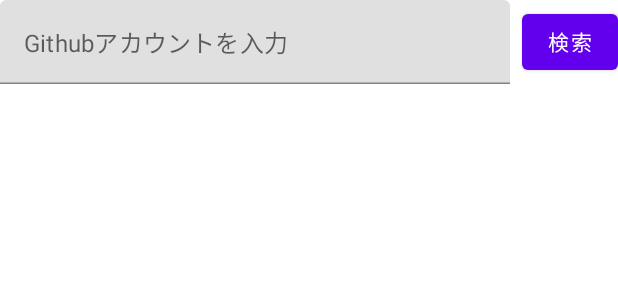
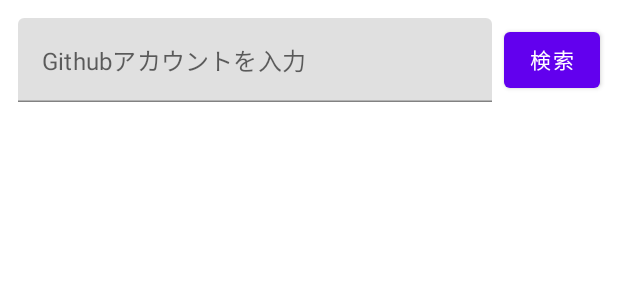
Before and after one commit to Luecy1/ComposeMvvm, an Android app built with Jetpack Compose: the @Preview function PreviewSearchView, on a phone screen of 412 x 824 dp. Shown: the top 300 px of the screen. Run offline under Robolectric (Android 15) with nearby library versions, the phone set to English and light mode, and no system bars; our stand-ins replace Timber.

Commit message:
add padding

```diff
--- a/github/src/main/java/com/example/github/view/SearchView.kt
+++ b/github/src/main/java/com/example/github/view/SearchView.kt
@@ -3,6 +3,7 @@ package com.example.github.view
 import androidx.compose.foundation.layout.Row
 import androidx.compose.foundation.layout.Spacer
 import androidx.compose.foundation.layout.fillMaxWidth
+import androidx.compose.foundation.layout.padding
 import androidx.compose.foundation.layout.width
 import androidx.compose.material.Button
 import androidx.compose.material.Text
@@ -24,7 +25,9 @@ fun SearchView(
 ) {
 
     Row(
-        Modifier.fillMaxWidth(),
+        Modifier
+            .padding(12.dp)
+            .fillMaxWidth(),
         verticalAlignment = Alignment.CenterVertically,
     ) {
         TextField(
```
